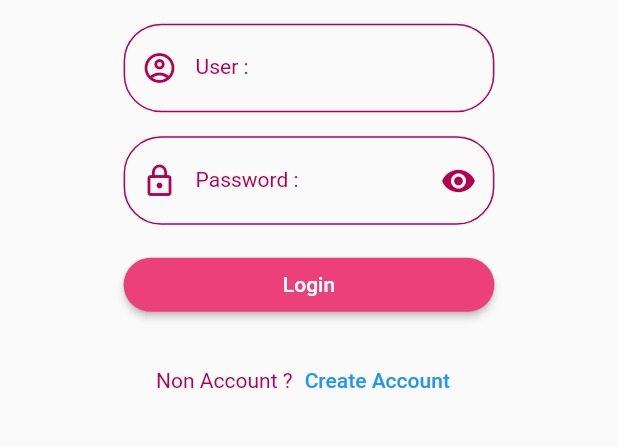
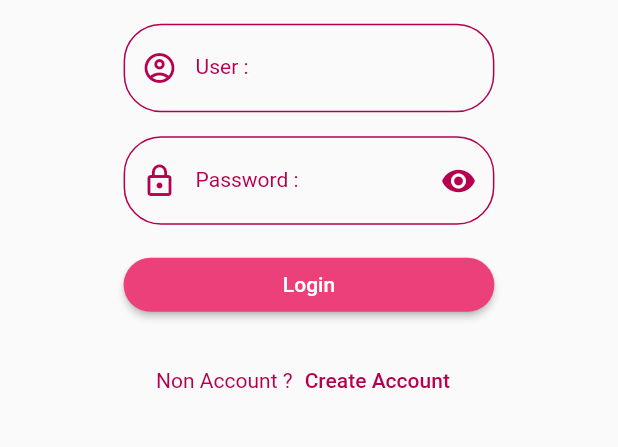
Before and after one commit to Wintech-thekop/Shoppingmall, a Flutter app: the screen it shows after launch, on a phone screen of 412 x 824 dp, the part 413-860 px from its top. Run offline on Flutter 3.47's test engine with Material 2 defaults, Android fonts, the phone set to English and light mode, and no system bars; our stand-ins replace dio, geolocator, google_maps_flutter, image_picker, shared_preferences.

Commit message:
การใช้สี Material Color บน Theme

```diff
--- a/lib/main.dart
+++ b/lib/main.dart
@@ -45,10 +45,13 @@ class MyApp extends StatelessWidget {
 
   @override
   Widget build(BuildContext context) {
+    MaterialColor materialColor =
+        MaterialColor(0xffb4004e, MyConstant.mapMaterialColor);
     return MaterialApp(
       title: MyConstant.appName,
       routes: map,
       initialRoute: initialRoute,
+      theme: ThemeData(primarySwatch: materialColor),
     );
   }
 }
--- a/lib/utility/my_constant.dart
+++ b/lib/utility/my_constant.dart
@@ -23,6 +23,19 @@ class MyConstant {
   static Color primary = Color(0xffec407a);
   static Color dark = Color(0xffb4004e);
   static Color light = Color(0xffff77a9);
+
+  static Map<int, Color> mapMaterialColor = {
+    50:Color.fromRGBO(255, 180, 0, 0.1),
+    100:Color.fromRGBO(255, 180, 0, 0.2),
+    200:Color.fromRGBO(255, 180, 0, 0.3),
+    300:Color.fromRGBO(255, 180, 0, 0.4),
+    400:Color.fromRGBO(255, 180, 0, 0.5),
+    500:Color.fromRGBO(255, 180, 0, 0.6),
+    600:Color.fromRGBO(255, 180, 0, 0.7),
+    700:Color.fromRGBO(255, 180, 0, 0.8),
+    800:Color.fromRGBO(255, 180, 0, 0.9),
+    900:Color.fromRGBO(255, 180, 0, 1.0),
+  };
 
   // Style
   TextStyle h1Style() => TextStyle(
```
